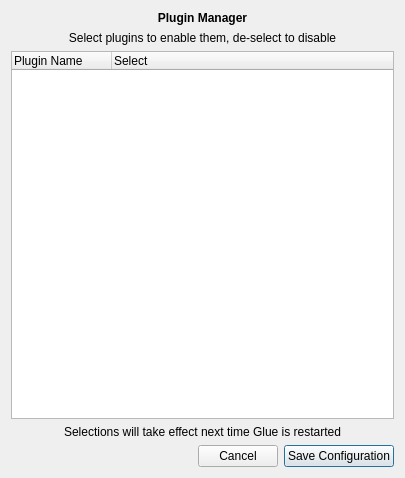
Before: the Qt Designer form glue/app/qt/plugin_manager.ui in glue-viz/glue, drawn with Qt 5.
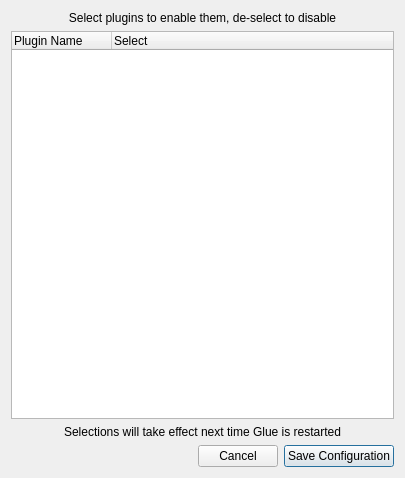
After: the same form once the commit is applied.

Commit message: Remove unnecessary dialog titles and adjust font sizes in relative terms for places where we want to keep a non-default font size

Diff of the .ui file:
```diff
--- a/glue/app/qt/plugin_manager.ui
+++ b/glue/app/qt/plugin_manager.ui
@@ -19,25 +19,6 @@
   <layout class="QHBoxLayout" name="horizontalLayout_5">
    <item>
     <layout class="QVBoxLayout" name="verticalLayout">
-     <item>
-      <widget class="QLabel" name="label_2">
-       <property name="font">
-        <font>
-         <weight>75</weight>
-         <bold>true</bold>
-        </font>
-       </property>
-       <property name="text">
-        <string>Plugin Manager</string>
-       </property>
-       <property name="alignment">
-        <set>Qt::AlignCenter</set>
-       </property>
-      </widget>
-     </item>
-     <item>
-      <layout class="QHBoxLayout" name="horizontalLayout_8"/>
-     </item>
      <item>
       <widget class="QLabel" name="label_3">
        <property name="text">
```
The commit also changes 5 other files.
